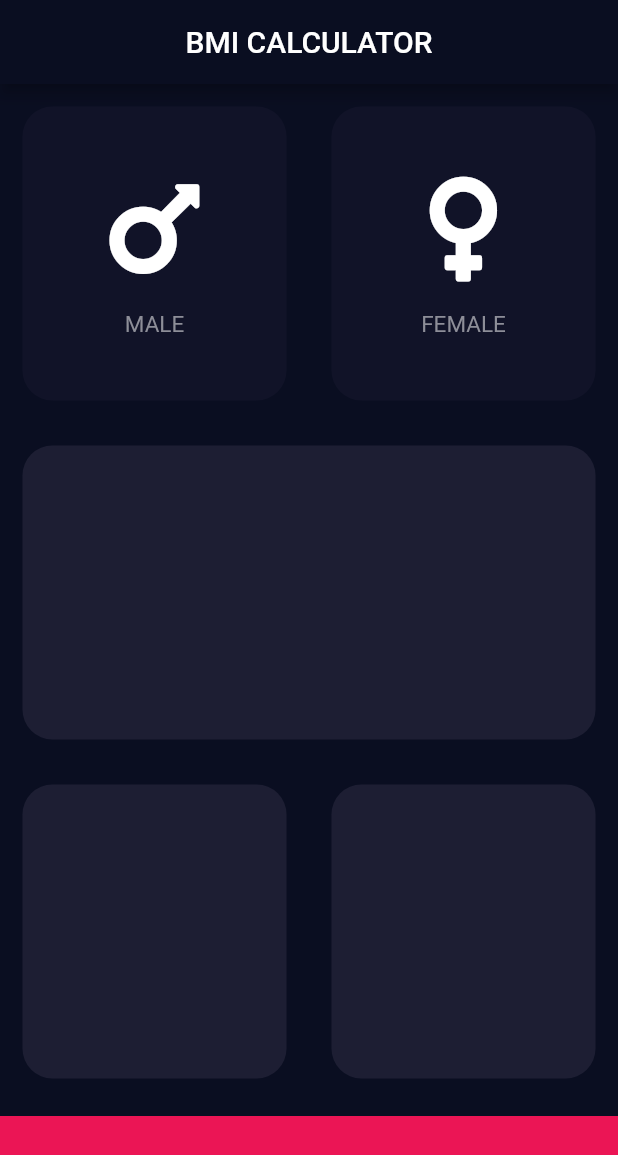
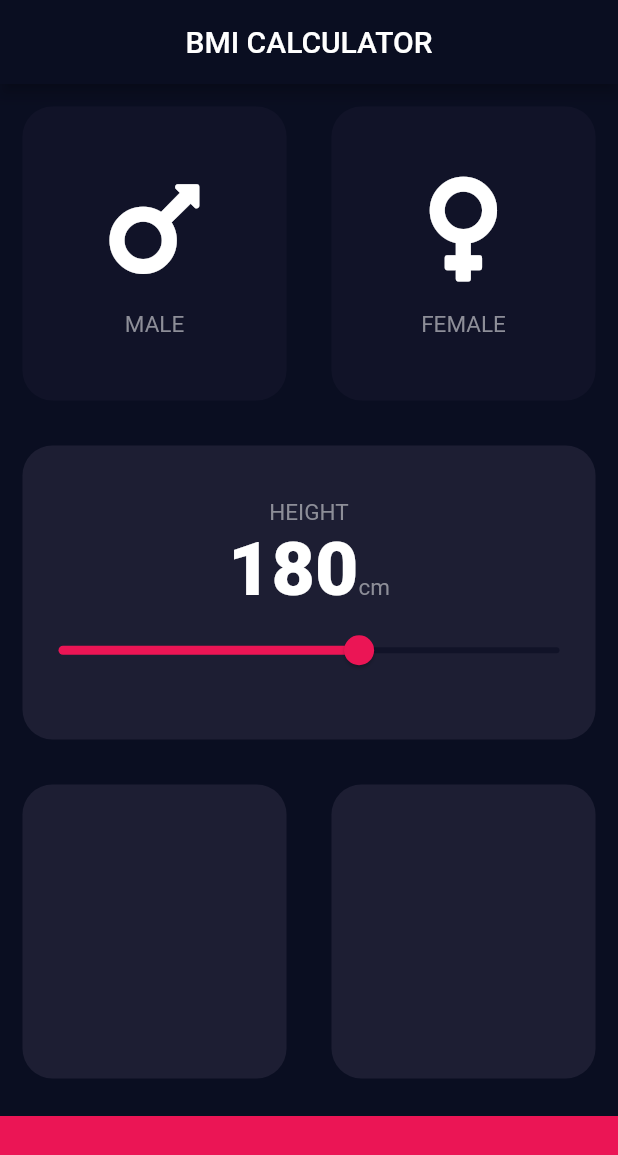
Before and after one commit to dastagg/LAB-F-bmi-calculator, a Flutter app: the screen it shows after launch, on a phone screen of 412 x 824 dp. Shown: the top 1155 px of the screen. Run offline on Flutter 3.47's test engine with Material 2 defaults, Android fonts, the phone set to English and light mode, and no system bars; our stand-ins replace font_awesome_flutter.

Commit message:
Section 12-10 Completed.

```diff
--- /dev/null
+++ b/lib/constants.dart
@@ -0,0 +1,17 @@
+import 'package:flutter/material.dart';
+
+const kBottomContainerHeight = 80.0;
+const kActiveCardColor = Color(0xFF1D1E33);
+const kInactiveCardColor = Color(0xFF111328);
+const kBottomContainerColor = Color(0xFFEB1555);
+
+
+const kLabelTextStyle = TextStyle(
+  fontSize: 15.0,
+  color: Color(0xFF8D8E98),
+);
+
+const kNumberTextStyle = TextStyle(
+  fontSize: 50.0,
+  fontWeight: FontWeight.w900,
+);
--- a/lib/icon_content.dart
+++ b/lib/icon_content.dart
@@ -1,9 +1,6 @@
 import 'package:flutter/material.dart';
+import 'constants.dart';
 
-const labelTextStyle = TextStyle(
-  fontSize: 15.0,
-  color: Color(0xFF8D8E98),
-);
 
 class IconContent extends StatelessWidget {
   final IconData icon;
@@ -25,7 +22,7 @@ class IconContent extends StatelessWidget {
         ),
         Text(
           label,
-          style: labelTextStyle,
+          style: kLabelTextStyle,
         )
       ],
     );
--- a/lib/input_page.dart
+++ b/lib/input_page.dart
@@ -2,15 +2,14 @@ import 'package:flutter/material.dart';
 import 'package:font_awesome_flutter/font_awesome_flutter.dart';
 import 'reusable_card.dart';
 import 'icon_content.dart';
-
-const activeCardColor = Color(0xFF1D1E33);
-const inactiveCardColor = Color(0xFF111328);
-const bottomContainerColor = Color(0xFFEB1555);
+import 'constants.dart';
 
 enum Gender {
   male,
   female,
 }
+
+int _height = 180;
 
 class InputPage extends StatefulWidget {
   const InputPage({Key? key}) : super(key: key);
@@ -30,6 +29,7 @@ class _InputPageState extends State<InputPage> {
         backgroundColor: const Color(0xFF0A0E21),
       ),
       body: Column(
+        crossAxisAlignment: CrossAxisAlignment.stretch,
         children: [
           Expanded(
             child: Row(
@@ -42,8 +42,8 @@ class _InputPageState extends State<InputPage> {
                       });
                     },
                     color: selectedGender == Gender.male
-                        ? activeCardColor
-                        : inactiveCardColor,
+                        ? kActiveCardColor
+                        : kInactiveCardColor,
                     cardChild: IconContent(
                       icon: FontAwesomeIcons.mars,
                       label: 'MALE',
@@ -58,8 +58,8 @@ class _InputPageState extends State<InputPage> {
                       });
                     },
                     color: selectedGender == Gender.female
-                        ? activeCardColor
-                        : inactiveCardColor,
+                        ? kActiveCardColor
+                        : kInactiveCardColor,
                     cardChild: IconContent(
                       icon: FontAwesomeIcons.venus,
                       label: 'FEMALE',
@@ -71,7 +71,44 @@ class _InputPageState extends State<InputPage> {
           ),
           Expanded(
             child: ReusableCard(
-              color: activeCardColor,
+              color: kActiveCardColor,
+              cardChild: Column(
+                mainAxisAlignment: MainAxisAlignment.center,
+                children: [
+                  const Text(
+                    'HEIGHT',
+                    style: kLabelTextStyle,
+                  ),
+                  Row(
+                    mainAxisAlignment: MainAxisAlignment.center,
+                    crossAxisAlignment: CrossAxisAlignment.baseline,
+                    textBaseline: TextBaseline.alphabetic,
+                    children: [
+                      Text(
+                        _height.toString(),
+                        style: kNumberTextStyle,
+                      ),
+                      const Text(
+                        'cm',
+                        style: kLabelTextStyle,
+                      ),
+
+                    ],
+                  ),
+                  Slider(
+                    activeColor: kBottomContainerColor,
+                    inactiveColor: kInactiveCardColor,
+                    value: _height.toDouble(),
+                    min: 120.0,
+                    max: 220.0,
+                    onChanged: (double newValue) {
+                      setState(() {
+                        _height = newValue.round();
+                      });
+                    },
+                  ),
+                ],
+              ),
             ),
           ),
           Expanded(
@@ -79,22 +116,22 @@ class _InputPageState extends State<InputPage> {
               children: [
                 Expanded(
                   child: ReusableCard(
-                    color: activeCardColor,
+                    color: kActiveCardColor,
                   ),
                 ),
                 Expanded(
                   child: ReusableCard(
-                    color: activeCardColor,
+                    color: kActiveCardColor,
                   ),
                 ),
               ],
             ),
           ),
           Container(
-            color: bottomContainerColor,
+            color: kBottomContainerColor,
             margin: const EdgeInsets.only(top: 10.0),
             width: double.infinity,
-            height: 80.0,
+            height: kBottomContainerHeight,
           )
         ],
       ),
--- a/lib/reusable_card.dart
+++ b/lib/reusable_card.dart
@@ -1,4 +1,6 @@
 import 'package:flutter/material.dart';
+import 'constants.dart';
+
 
 class ReusableCard extends StatelessWidget {
   final Color color;
```
